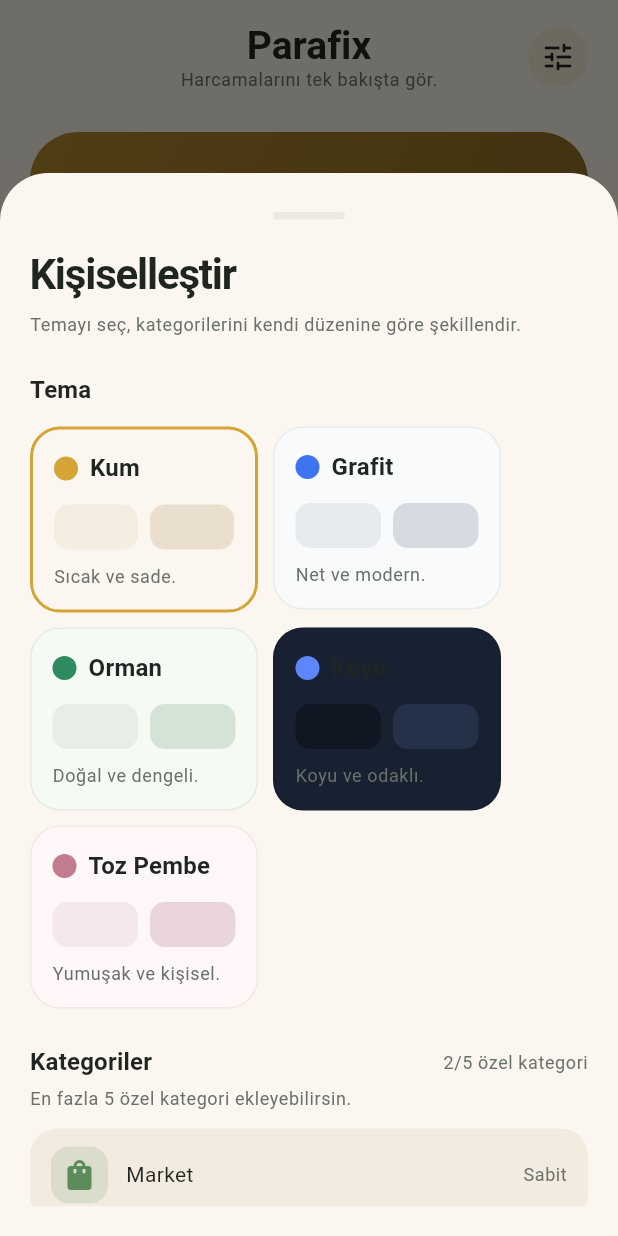
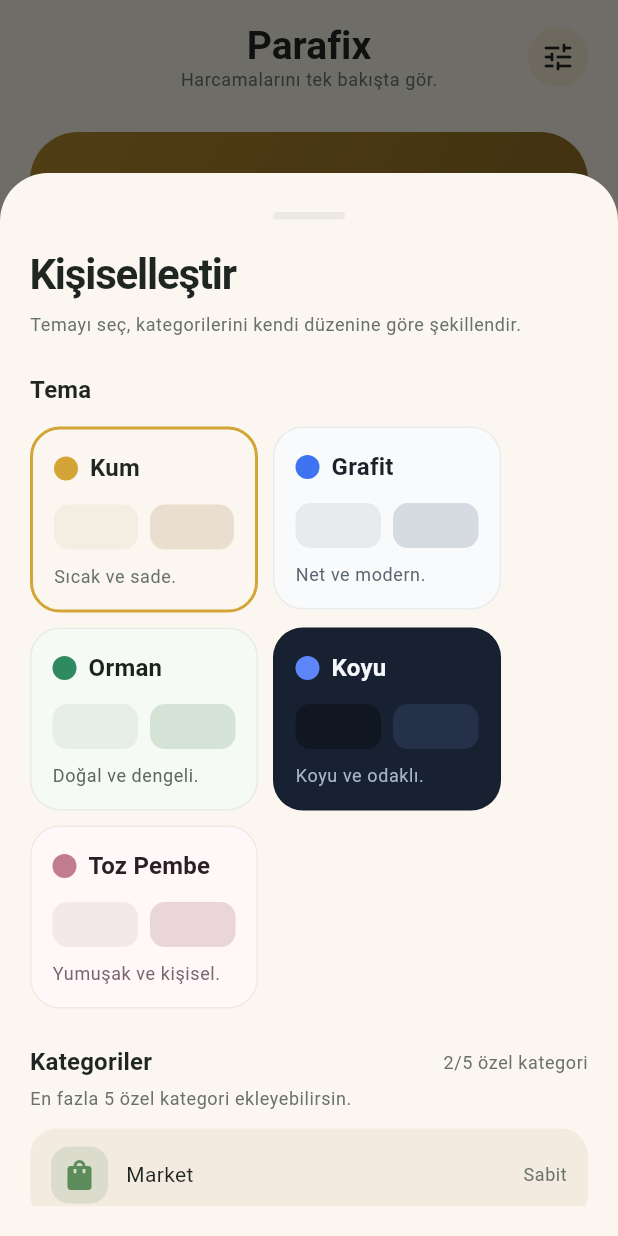
Before and after one commit to efe-akkus/parafix, a Flutter app: the screen it shows after launch, after a tap on the "tune" icon, on a phone screen of 412 x 824 dp. Run offline on Flutter 3.47's test engine with Material 3 defaults, Android fonts, the phone set to English and light mode, and no system bars; our stand-ins replace flutter_slidable, shared_preferences.

Commit message:
Add README screenshots and polish UI labels

```diff
--- a/lib/features/home/home_screen.dart
+++ b/lib/features/home/home_screen.dart
@@ -635,7 +635,7 @@ class _SummaryHero extends StatelessWidget {
                   mainAxisAlignment: MainAxisAlignment.end,
                   children: [
                     Text(
-                      'Aktif gün ort.',
+                      'Günlük ortalama',
                       style: Theme.of(
                         context,
                       ).textTheme.bodySmall?.copyWith(color: heroMuted),
--- a/lib/features/settings/personalization_sheet.dart
+++ b/lib/features/settings/personalization_sheet.dart
@@ -130,7 +130,9 @@ class _PersonalizationSheetState extends State<PersonalizationSheet> {
                                   preset.name,
                                   style: Theme.of(
                                     context,
-                                  ).textTheme.titleMedium,
+                                  ).textTheme.titleMedium?.copyWith(
+                                    color: preset.textPrimary,
+                                  ),
                                 ),
                               ],
                             ),
@@ -161,7 +163,8 @@ class _PersonalizationSheetState extends State<PersonalizationSheet> {
                             const SizedBox(height: 10),
                             Text(
                               _themeSubtitle(preset.id),
-                              style: Theme.of(context).textTheme.bodySmall,
+                              style: Theme.of(context).textTheme.bodySmall
+                                  ?.copyWith(color: preset.mutedText),
                             ),
                           ],
                         ),
```
Also changed, not shown: 6 other files.
